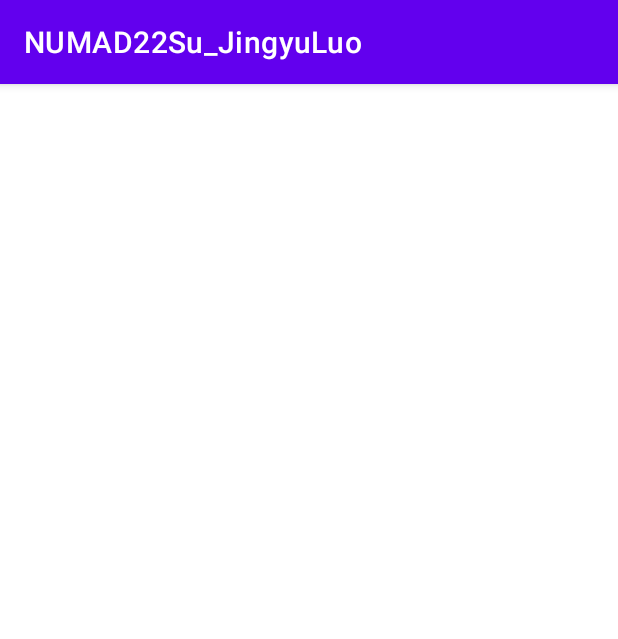
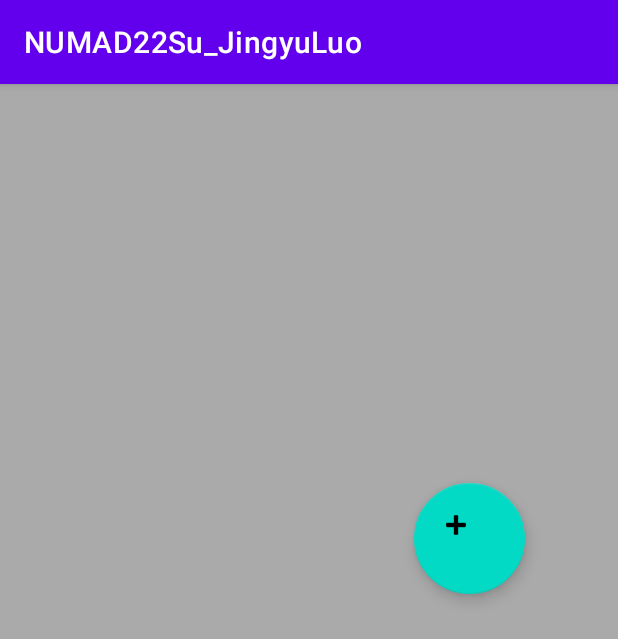
Before and after one commit to fankx/NUMAD22Su_JingyuLuo, an Android app: the LinkCollector screen opened directly, with no data from a screen before it, on a phone screen of 412 x 824 dp. Shown: the top 639 px of the screen. Run offline under Robolectric (Android 15) with nearby library versions, the phone set to English and light mode, and no system bars.

Commit message:
Added Link Collector.

```diff
--- a/app/src/main/AndroidManifest.xml
+++ b/app/src/main/AndroidManifest.xml
@@ -14,9 +14,6 @@
         android:theme="@style/Theme.NUMAD22Su_JingyuLuo"
         tools:targetApi="31">
         <activity
-            android:name=".LinkCollector"
-            android:exported="false" />
-        <activity
             android:name=".AboutMe"
             android:exported="false" />
         <activity
@@ -31,6 +28,8 @@
                 <category android:name="android.intent.category.LAUNCHER" />
             </intent-filter>
         </activity>
+        <activity
+            android:name=".LinkCollector" />
     </application>
 
 </manifest>
--- /dev/null
+++ b/app/src/main/java/edu/neu/madcourse/numad22su_jingyuluo/ItemClickListener.java
@@ -0,0 +1,9 @@
+package edu.neu.madcourse.numad22su_jingyuluo;
+
+public interface ItemClickListener {
+
+    void onItemClick(int position);
+
+    void onCheckBoxClick(int position);
+
+}
--- a/app/src/main/java/edu/neu/madcourse/numad22su_jingyuluo/LinkCollector.java
+++ b/app/src/main/java/edu/neu/madcourse/numad22su_jingyuluo/LinkCollector.java
@@ -1,14 +1,160 @@
 package edu.neu.madcourse.numad22su_jingyuluo;
 
+import androidx.annotation.NonNull;
+import androidx.appcompat.app.AppCompatActivity;
+import androidx.recyclerview.widget.ItemTouchHelper;
+import androidx.recyclerview.widget.LinearLayoutManager;
+import androidx.recyclerview.widget.RecyclerView;
+
 import android.os.Bundle;
+import android.view.View;
+import android.widget.Toast;
 
-import androidx.appcompat.app.AppCompatActivity;
+import com.google.android.material.floatingactionbutton.FloatingActionButton;
+import java.util.ArrayList;
+import java.util.Random;
 
 public class LinkCollector extends AppCompatActivity {
+
+    //Creating the essential parts of a Recycler view: RecyclerView, Adapter, LayoutManager
+    private ArrayList<ItemCard> itemList = new ArrayList<>();
+
+    private RecyclerView recyclerView;
+    private RviewAdapter rviewAdapter;
+    private RecyclerView.LayoutManager rLayoutManger;
+    private FloatingActionButton addButton;
+
+    private static final String KEY_OF_INSTANCE = "KEY_OF_INSTANCE";
+    private static final String NUMBER_OF_ITEMS = "NUMBER_OF_ITEMS";
 
     @Override
     protected void onCreate(Bundle savedInstanceState) {
         super.onCreate(savedInstanceState);
         setContentView(R.layout.activity_link_collector);
+
+        init(savedInstanceState);
+
+        addButton = findViewById(R.id.addButton);
+        addButton.setOnClickListener(new View.OnClickListener() {
+            @Override
+            public void onClick(View v) {
+                int pos = 0;
+                addItem(pos);
+            }
+        });
+
+        ItemTouchHelper itemTouchHelper = new ItemTouchHelper(new ItemTouchHelper.SimpleCallback(0, ItemTouchHelper.LEFT | ItemTouchHelper.RIGHT) {
+            @Override
+            public boolean onMove(RecyclerView recyclerView, RecyclerView.ViewHolder viewHolder, @NonNull RecyclerView.ViewHolder target) {
+                return false;
+            }
+
+            @Override
+            public void onSwiped(RecyclerView.ViewHolder viewHolder, int direction) {
+                Toast.makeText(LinkCollector.this, "Delete an item", Toast.LENGTH_SHORT).show();
+                int position = viewHolder.getLayoutPosition();
+                itemList.remove(position);
+
+                rviewAdapter.notifyItemRemoved(position);
+
+            }
+        });
+        itemTouchHelper.attachToRecyclerView(recyclerView);
+    }
+
+    @Override
+    protected void onSaveInstanceState(@NonNull Bundle outState) {
+
+
+        int size = itemList == null ? 0 : itemList.size();
+        outState.putInt(NUMBER_OF_ITEMS, size);
+
+        for (int i = 0; i < size; i++) {
+            // put image information id into instance
+            outState.putInt(KEY_OF_INSTANCE + i + "0", itemList.get(i).getImageSource());
+            // put itemName information into instance
+            outState.putString(KEY_OF_INSTANCE + i + "1", itemList.get(i).getItemName());
+            // put itemDesc information into instance
+            outState.putString(KEY_OF_INSTANCE + i + "2", itemList.get(i).getItemDesc());
+            // put isChecked information into instance
+            outState.putBoolean(KEY_OF_INSTANCE + i + "3", itemList.get(i).getStatus());
+        }
+        super.onSaveInstanceState(outState);
+
+    }
+
+    private void init(Bundle savedInstanceState) {
+        initialItemData(savedInstanceState);
+        createRecyclerView();
+    }
+
+    private void initialItemData(Bundle savedInstanceState) {
+
+        // Not the first time to open this Activity
+        if (savedInstanceState != null && savedInstanceState.containsKey(NUMBER_OF_ITEMS)) {
+            if (itemList == null || itemList.size() == 0) {
+
+                int size = savedInstanceState.getInt(NUMBER_OF_ITEMS);
+
+                // Retrieve keys we stored in the instance
+                for (int i = 0; i < size; i++) {
+                    int imgId = savedInstanceState.getInt(KEY_OF_INSTANCE + i + "0");
+                    String itemName = savedInstanceState.getString(KEY_OF_INSTANCE + i + "1");
+                    String itemDesc = savedInstanceState.getString(KEY_OF_INSTANCE + i + "2");
+                    boolean isChecked = savedInstanceState.getBoolean(KEY_OF_INSTANCE + i + "3");
+
+                    // We need to make sure names such as "XXX(checked)" will not duplicate
+                    // Use a tricky way to solve this problem, not the best though
+                    if (isChecked) {
+                        itemName = itemName.substring(0, itemName.lastIndexOf("("));
+                    }
+                    ItemCard itemCard = new ItemCard(imgId, itemName, itemDesc, isChecked);
+
+                    itemList.add(itemCard);
+                }
+            }
+        }
+
+    }
+
+    private void createRecyclerView() {
+
+
+        rLayoutManger = new LinearLayoutManager(this);
+
+        recyclerView = findViewById(R.id.recycler_view);
+        recyclerView.setHasFixedSize(true);
+
+        rviewAdapter = new RviewAdapter(itemList);
+        ItemClickListener itemClickListener = new ItemClickListener() {
+            @Override
+            public void onItemClick(int position) {
+                //attributions bond to the item has been changed
+                itemList.get(position).onItemClick(position);
+
+                rviewAdapter.notifyItemChanged(position);
+            }
+
+            @Override
+            public void onCheckBoxClick(int position) {
+                //attributions bond to the item has been changed
+                itemList.get(position).onCheckBoxClick(position);
+
+                rviewAdapter.notifyItemChanged(position);
+            }
+        };
+        rviewAdapter.setOnItemClickListener(itemClickListener);
+
+        recyclerView.setAdapter(rviewAdapter);
+        recyclerView.setLayoutManager(rLayoutManger);
+
+
+    }
+
+    private void addItem(int position) {
+        itemList.add(position, new ItemCard(R.drawable.empty, "No Logo item", "Item id: " + Math.abs(new Random().nextInt(100000)), false));
+        Toast.makeText(LinkCollector.this, "Add an item", Toast.LENGTH_SHORT).show();
+
+        rviewAdapter.notifyItemInserted(position);
     }
 }
--- /dev/null
+++ b/app/src/main/java/edu/neu/madcourse/numad22su_jingyuluo/RviewAdapter.java
@@ -0,0 +1,45 @@
+package edu.neu.madcourse.numad22su_jingyuluo;
+
+import android.view.LayoutInflater;
+import android.view.View;
+import android.view.ViewGroup;
+
+import androidx.recyclerview.widget.RecyclerView;
+
+import java.util.ArrayList;
+
+public class RviewAdapter extends RecyclerView.Adapter<RviewHolder> {
+
+    private final ArrayList<ItemCard> itemList;
+    private ItemClickListener listener;
+
+    //Constructor
+    public RviewAdapter(ArrayList<ItemCard> itemList) {
+        this.itemList = itemList;
+    }
+
+    public void setOnItemClickListener(ItemClickListener listener) {
+        this.listener = listener;
+    }
+
+    @Override
+    public RviewHolder onCreateViewHolder(ViewGroup parent, int viewType) {
+        View view = LayoutInflater.from(parent.getContext()).inflate(R.layout.item_card, parent, false);
+        return new RviewHolder(view, listener);
+    }
+
+    @Override
+    public void onBindViewHolder(RviewHolder holder, int position) {
+        ItemCard currentItem = itemList.get(position);
+
+        holder.itemIcon.setImageResource(currentItem.getImageSource());
+        holder.itemName.setText(currentItem.getItemName());
+        holder.itemDesc.setText(currentItem.getItemDesc());
+        holder.checkBox.setChecked(currentItem.getStatus());
+    }
+
+    @Override
+    public int getItemCount() {
+        return itemList.size();
+    }
+}
--- /dev/null
+++ b/app/src/main/res/drawable/empty.xml
@@ -0,0 +1,10 @@
+<vector xmlns:android="http://schemas.android.com/apk/res/android"
+    android:width="24dp"
+    android:height="24dp"
+    android:viewportWidth="24"
+    android:viewportHeight="24"
+    android:tint="?attr/colorControlNormal">
+    <path
+        android:pathData="M17.6,11.48 L19.44,8.3a0.63,0.63 0,0 0,-1.09 -0.63l-1.88,3.24a11.43,11.43 0,0 0,-8.94 0L5.65,7.67a0.63,0.63 0,0 0,-1.09 0.63L6.4,11.48A10.81,10.81 0,0 0,1 20L23,20A10.81,10.81 0,0 0,17.6 11.48ZM7,17.25A1.25,1.25 0,1 1,8.25 16,1.25 1.25,0 0,1 7,17.25ZM17,17.25A1.25,1.25 0,1 1,18.25 16,1.25 1.25,0 0,1 17,17.25Z"
+        android:fillColor="@android:color/white"/>
+</vector>
--- a/app/src/main/res/layout/activity_link_collector.xml
+++ b/app/src/main/res/layout/activity_link_collector.xml
@@ -1,8 +1,36 @@
 <?xml version="1.0" encoding="utf-8"?>
 <androidx.constraintlayout.widget.ConstraintLayout xmlns:android="http://schemas.android.com/apk/res/android"
+    xmlns:app="http://schemas.android.com/apk/res-auto"
     xmlns:tools="http://schemas.android.com/tools"
     android:layout_width="match_parent"
     android:layout_height="match_parent"
     tools:context=".LinkCollector">
 
+    <androidx.recyclerview.widget.RecyclerView
+        android:id="@+id/recycler_view"
+        android:layout_width="match_parent"
+        android:layout_height="match_parent"
+        android:background="@android:color/darker_gray"
+        android:padding="5dp"
+        app:layout_constraintBottom_toBottomOf="parent"
+        app:layout_constraintEnd_toEndOf="parent"
+        app:layout_constraintStart_toStartOf="parent"
+        app:layout_constraintTop_toTopOf="parent"
+        app:layout_constraintVertical_bias="0.0" />
+
+    <com.google.android.material.floatingactionbutton.FloatingActionButton
+        android:id="@+id/addButton"
+        android:layout_width="74dp"
+        android:layout_height="74dp"
+
+        android:layout_alignParentLeft="true"
+        android:clickable="true"
+        android:focusable="true"
+        app:layout_constraintBottom_toBottomOf="@+id/recycler_view"
+        app:layout_constraintEnd_toEndOf="parent"
+        app:layout_constraintHorizontal_bias="0.816"
+        app:layout_constraintStart_toStartOf="@+id/recycler_view"
+        app:layout_constraintTop_toTopOf="parent"
+        app:layout_constraintVertical_bias="0.383"
+        app:srcCompat="@android:drawable/ic_input_add" />
 </androidx.constraintlayout.widget.ConstraintLayout>
--- a/app/src/main/res/layout/activity_main.xml
+++ b/app/src/main/res/layout/activity_main.xml
@@ -42,11 +42,11 @@
         tools:ignore="MissingConstraints" />
 
     <Button
-        android:id="@+id/button"
+        android:id="@+id/LinkCollector"
         android:layout_width="234dp"
         android:layout_height="60dp"
         android:layout_marginTop="32dp"
-        android:text="@string/link_collector"
+        android:text="Link Collector"
         app:layout_constraintEnd_toEndOf="@+id/Clicky_Clicky"
         app:layout_constraintHorizontal_bias="0.375"
         app:layout_constraintStart_toStartOf="@+id/Clicky_Clicky"
--- a/app/src/main/res/values/colors.xml
+++ b/app/src/main/res/values/colors.xml
@@ -7,4 +7,7 @@
     <color name="teal_700">#FF018786</color>
     <color name="black">#FF000000</color>
     <color name="white">#FFFFFFFF</color>
+    <color name="colorPrimary">#6200EE</color>
+    <color name="colorPrimaryDark">#3700B3</color>
+    <color name="colorAccent">#03DAC5</color>
 </resources>
--- a/app/src/main/res/values/strings.xml
+++ b/app/src/main/res/values/strings.xml
@@ -4,4 +4,7 @@
     <string name="clicky">Clicky!</string>
     <string name="link_collector">Link Collector</string>
     <string name="jingyu_luo_luo_jingy_northeastern_edu">Jingyu Luo; luo.jingy@northeastern.edu</string>
+    <string name="item_name">Item name</string>
+    <string name="item_description">Description</string>
+    <string name="description">This image acts as an icon.</string>
 </resources>
```
Also changed, not shown: app/src/main/java/edu/neu/madcourse/numad22su_jingyuluo/ItemCard.java (added, +43 -0 lines), app/src/main/java/edu/neu/madcourse/numad22su_jingyuluo/MainActivity.java (+14 -1 lines), app/src/main/java/edu/neu/madcourse/numad22su_jingyuluo/RviewHolder.java (added, +49 -0 lines), app/src/main/res/layout/item_card.xml (added, +58 -0 lines), app/src/main/res/values/styles.xml (added, +10 -0 lines).
